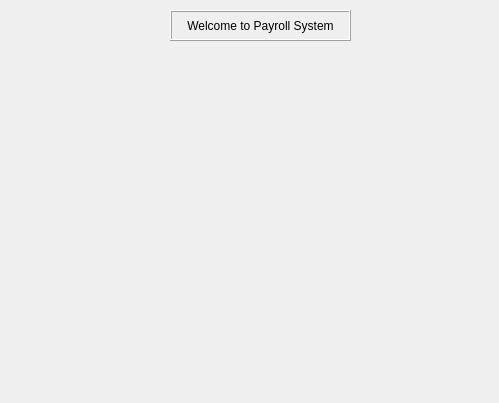
Old version of the form dashboard.ui in the repository BarryPrinsloo/payroll-app.
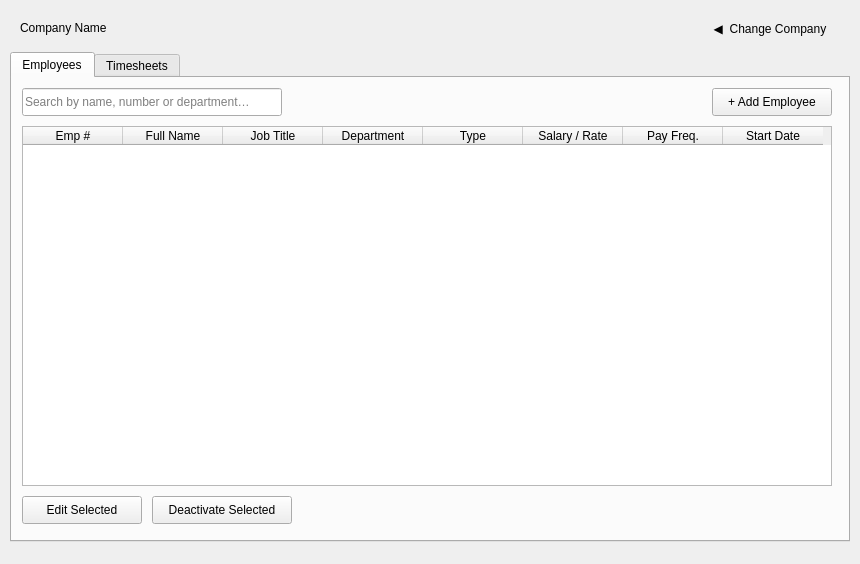
New version of the form.

What changed in the file:
```diff
--- a/dashboard.ui
+++ b/dashboard.ui
@@ -6,8 +6,8 @@
    <rect>
     <x>0</x>
     <y>0</y>
-    <width>499</width>
-    <height>403</height>
+    <width>860</width>
+    <height>564</height>
    </rect>
   </property>
   <property name="windowTitle">
@@ -16,28 +16,185 @@
   <widget class="QLabel" name="label">
    <property name="geometry">
     <rect>
-     <x>170</x>
-     <y>10</y>
-     <width>181</width>
-     <height>31</height>
+     <x>20</x>
+     <y>14</y>
+     <width>560</width>
+     <height>28</height>
     </rect>
    </property>
-   <property name="autoFillBackground">
-    <bool>true</bool>
-   </property>
    <property name="frameShape">
-    <enum>QFrame::Shape::Box</enum>
+    <enum>QFrame::Shape::NoFrame</enum>
    </property>
-   <property name="frameShadow">
-    <enum>QFrame::Shadow::Raised</enum>
+   <property name="text">
+    <string>Company Name</string>
    </property>
+  </widget>
+  <widget class="QPushButton" name="btnBack">
+   <property name="geometry">
+    <rect>
+     <x>700</x>
+     <y>14</y>
+     <width>140</width>
+     <height>28</height>
+    </rect>
+   </property>
    <property name="text">
-    <string>Welcome to Payroll System</string>
+    <string>◀  Change Company</string>
    </property>
-   <property name="alignment">
-    <set>Qt::AlignmentFlag::AlignCenter</set>
+   <property name="flat">
+    <bool>true</bool>
    </property>
   </widget>
+  <widget class="QTabWidget" name="tabWidget">
+   <property name="geometry">
+    <rect>
+     <x>10</x>
+     <y>52</y>
+     <width>840</width>
+     <height>490</height>
+    </rect>
+   </property>
+   <widget class="QWidget" name="tabEmployees">
+    <attribute name="title">
+     <string>Employees</string>
+    </attribute>
+    <widget class="QLineEdit" name="txtSearch">
+     <property name="geometry">
+      <rect>
+       <x>10</x>
+       <y>10</y>
+       <width>260</width>
+       <height>28</height>
+      </rect>
+     </property>
+     <property name="text">
+      <string/>
+     </property>
+     <property name="placeholderText">
+      <string>Search by name, number or department…</string>
+     </property>
+    </widget>
+    <widget class="QPushButton" name="btnAddEmployee">
+     <property name="geometry">
+      <rect>
+       <x>700</x>
+       <y>10</y>
+       <width>120</width>
+       <height>28</height>
+      </rect>
+     </property>
+     <property name="text">
+      <string>+ Add Employee</string>
+     </property>
+    </widget>
+    <widget class="QTableWidget" name="tblEmployees">
+     <property name="geometry">
+      <rect>
+       <x>10</x>
+       <y>48</y>
+       <width>810</width>
+       <height>360</height>
+      </rect>
+     </property>
+     <property name="editTriggers">
+      <set>QAbstractItemView::EditTrigger::NoEditTriggers</set>
+     </property>
+     <property name="alternatingRowColors">
+      <bool>true</bool>
+     </property>
+     <property name="selectionBehavior">
+      <enum>QAbstractItemView::SelectionBehavior::SelectRows</enum>
+     </property>
+     <column>
+      <property name="text">
+       <string>Emp #</string>
+      </property>
+     </column>
+     <column>
+      <property name="text">
+       <string>Full Name</string>
+      </property>
+     </column>
+     <column>
+      <property name="text">
+       <string>Job Title</string>
+      </property>
+     </column>
+     <column>
+      <property name="text">
+       <string>Department</string>
+      </property>
+     </column>
+     <column>
+      <property name="text">
+       <string>Type</string>
+      </property>
+     </column>
+     <column>
+      <property name="text">
+       <string>Salary / Rate</string>
+      </property>
+     </column>
+     <column>
+      <property name="text">
+       <string>Pay Freq.</string>
+      </property>
+     </column>
+     <column>
+      <property name="text">
+       <string>Start Date</string>
+      </property>
+     </column>
+    </widget>
+    <widget class="QPushButton" name="btnEditEmployee">
+     <property name="geometry">
+      <rect>
+       <x>10</x>
+       <y>418</y>
+       <width>120</width>
+       <height>28</height>
+      </rect>
+     </property>
+     <property name="text">
+      <string>Edit Selected</string>
+     </property>
+    </widget>
+    <widget class="QPushButton" name="btnDeactivate">
+     <property name="geometry">
+      <rect>
+       <x>140</x>
+       <y>418</y>
+       <width>140</width>
+       <height>28</height>
+      </rect>
+     </property>
+     <property name="text">
+      <string>Deactivate Selected</string>
+     </property>
+    </widget>
+   </widget>
+   <widget class="QWidget" name="tabTimesheets">
+    <attribute name="title">
+     <string>Timesheets</string>
+    </attribute>
+    <widget class="QLabel" name="lblTimesheetSoon">
+     <property name="geometry">
+      <rect>
+       <x>300</x>
+       <y>200</y>
+       <width>240</width>
+       <height>30</height>
+      </rect>
+     </property>
+     <property name="text">
+      <string>Timesheets coming in the next step.</string>
+     </property>
+     <property name="alignment">
+      <set>Qt::AlignmentFlag::AlignCenter</set>
+     </property>
+    </widget>
+   </widget>
+  </widget>
  </widget>
  <resources/>
  <connections/>
```
Left out of the diff: 8 changed lines with no effect on the pictures.
